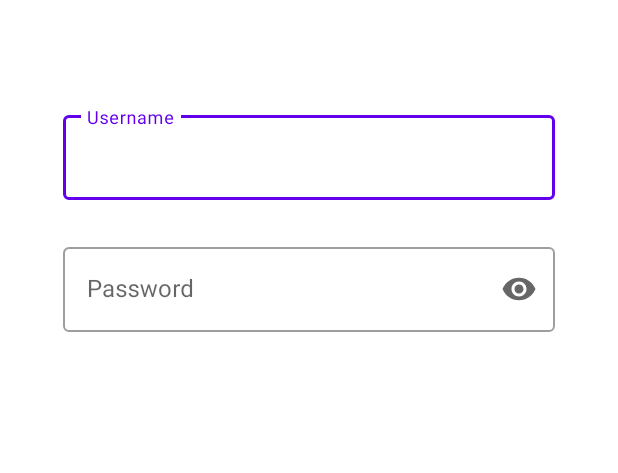
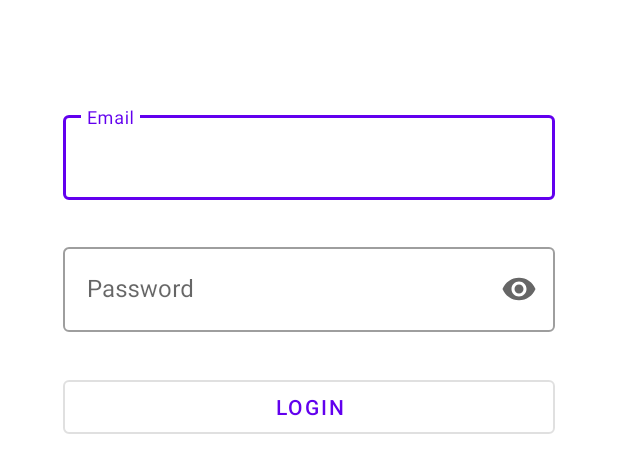
Before and after one commit to haydnwiese/activity-sharing, an Android app: the layout fragment_login.xml on its own in the app's theme, with its tools: preview values and no code run, on a phone screen of 412 x 824 dp. Shown: the part 171-644 px from the top of the screen. Run offline under Robolectric (Android 15) with nearby library versions, the phone set to English and light mode, and no system bars.

```diff
--- a/android_frontend/app/build.gradle
+++ b/android_frontend/app/build.gradle
@@ -34,6 +34,7 @@ android {
     }
     buildFeatures {
         dataBinding true
+        viewBinding true
     }
 }
 
--- a/android_frontend/app/src/main/res/layout/fragment_login.xml
+++ b/android_frontend/app/src/main/res/layout/fragment_login.xml
@@ -2,6 +2,10 @@
 <layout xmlns:android="http://schemas.android.com/apk/res/android"
         xmlns:tools="http://schemas.android.com/tools"
         xmlns:app="http://schemas.android.com/apk/res-auto">
+
+    <data>
+        <variable name="viewModel" type="com.example.activitysharing.ui.login.LoginViewModel"/>
+    </data>
 
     <LinearLayout android:layout_width="match_parent"
                   android:layout_height="match_parent"
@@ -11,15 +15,16 @@
 
         <com.google.android.material.textfield.TextInputLayout
             android:id="@+id/usernameTextField"
-            android:layout_width="328dp"
+            android:layout_width="@dimen/login_input_width"
             android:layout_height="wrap_content"
-            android:hint="@string/username"
+            android:hint="@string/email"
             android:layout_marginTop="185dp"
             style="@style/Widget.MaterialComponents.TextInputLayout.OutlinedBox">
 
             <com.google.android.material.textfield.TextInputEditText
                 android:layout_width="match_parent"
                 android:layout_height="wrap_content"
+                android:text="@={viewModel.email}"
                 android:inputType="textEmailAddress"/>
 
         </com.google.android.material.textfield.TextInputLayout>
@@ -36,9 +41,21 @@
             <com.google.android.material.textfield.TextInputEditText
                 android:layout_width="match_parent"
                 android:layout_height="wrap_content"
+                android:text="@={viewModel.password}"
                 android:inputType="textPassword"/>
 
         </com.google.android.material.textfield.TextInputLayout>
 
+        <Button
+            android:id="@+id/loginButton"
+            android:layout_width="wrap_content"
+            android:layout_height="wrap_content"
+            android:layout_marginTop="26dp"
+            android:width="@dimen/login_input_width"
+            android:text="@string/login"
+            android:onClick="@{() -> viewModel.login()}"
+            style="?attr/materialButtonOutlinedStyle"
+        />
+
     </LinearLayout>
 </layout>
--- a/android_frontend/app/src/main/res/menu/bottom_navigation_menu.xml
+++ b/android_frontend/app/src/main/res/menu/bottom_navigation_menu.xml
@@ -1,17 +1,17 @@
 <?xml version="1.0" encoding="utf-8"?>
 <menu xmlns:android="http://schemas.android.com/apk/res/android">
     <item
-        android:id="@+id/home"
+        android:id="@+id/homeFragment"
         android:enabled="true"
         android:icon="@drawable/ic_home"
         android:title="@string/home" />
     <item
-        android:id="@+id/add"
+        android:id="@+id/addFragment"
         android:enabled="true"
         android:icon="@drawable/ic_add"
         android:title="@string/add" />
     <item
-        android:id="@+id/profile"
+        android:id="@+id/profileFragment"
         android:enabled="true"
         android:icon="@drawable/ic_person"
         android:title="@string/profile" />
--- a/android_frontend/app/src/main/res/values/strings.xml
+++ b/android_frontend/app/src/main/res/values/strings.xml
@@ -5,6 +5,7 @@
     <string name="profile">Profile</string>
     <!-- TODO: Remove or change this placeholder text -->
     <string name="hello_blank_fragment">Hello blank fragment</string>
-    <string name="username">Username</string>
     <string name="password">Password</string>
+    <string name="login">Login</string>
+    <string name="email">Email</string>
 </resources>
```
Also changed, not shown: android_frontend/app/src/main/java/com/example/activitysharing/MainActivity.kt (+5 -2 lines), android_frontend/app/src/main/java/com/example/activitysharing/ui/login/FirebaseUserLiveData.kt (added, +23 -0 lines), android_frontend/app/src/main/java/com/example/activitysharing/ui/login/LoginFragment.kt (+26 -6 lines), android_frontend/app/src/main/java/com/example/activitysharing/ui/login/LoginViewModel.kt (added, +29 -0 lines), android_frontend/app/src/main/res/navigation/navigation_graph.xml (+6 -6 lines).
